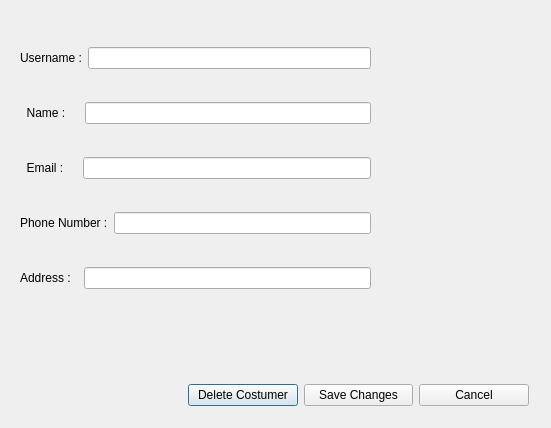
Old version of the form AP/edit_costumer_dialog.ui in the repository AP-projects-4001/Guys.
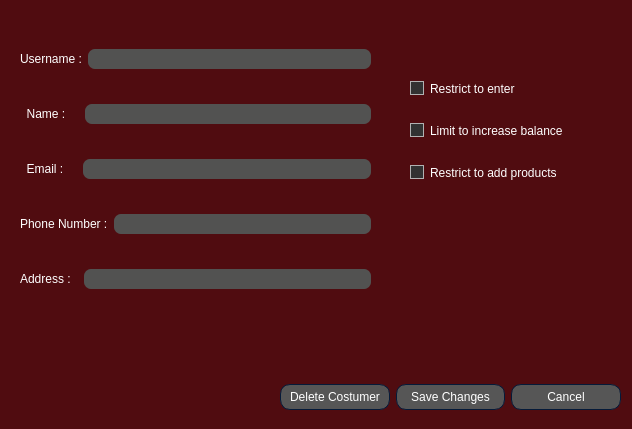
New version of the form. Icons and pictures are not drawn.

```diff
--- a/AP/edit_costumer_dialog.ui
+++ b/AP/edit_costumer_dialog.ui
@@ -6,8 +6,8 @@
    <rect>
     <x>0</x>
     <y>0</y>
-    <width>551</width>
-    <height>428</height>
+    <width>632</width>
+    <height>429</height>
    </rect>
   </property>
   <property name="minimumSize">
@@ -18,13 +18,718 @@
   </property>
   <property name="maximumSize">
    <size>
-    <width>551</width>
-    <height>428</height>
+    <width>16777215</width>
+    <height>16777215</height>
    </size>
   </property>
   <property name="windowTitle">
    <string>Dialog</string>
   </property>
+  <property name="styleSheet">
+   <string notr="true">
+QWidget
+{
+	background-color: #500c10;
+	color: #ffffff;
+	border-color: #051a39;
+
+}
+
+
+QLabel
+{
+	background-color: transparent;
+	color: #ffffff;
+
+}
+
+
+QToolTip
+{
+	border : 1px solid #500c10;
+	background-color: #26264f;
+	color: #ffffff;
+	border-color: #051a39;
+
+}
+QPushButton
+{
+	background-color: #565656;
+	color: #ffffff;
+	border-style: solid;
+	border-width: 1px;
+	border-radius: 10px;
+	border-color: #051a39;
+	padding: 5px;
+
+}
+
+
+QPushButton::disabled
+{
+	background-color: #404040;
+	color: #656565;
+	border-color: #051a39;
+
+}
+
+
+QPushButton::hover
+{
+	background-color: #8399ff;
+	color: #ffffff;
+	border-style: solid;
+	border-width: 1px;
+	border-radius: 10px;
+	border-color: #051a39;
+	padding: 5px;
+}
+
+
+QPushButton::pressed
+{
+	background-color: #4969ff;
+	color: #ffffff;
+	border-style: solid;
+	border-width: 1px;
+	border-radius: 10px;
+	border-color: #051a39;
+	padding: 5px;
+
+}
+
+QComboBox
+{
+    background-color: #565656;
+    border: 1px solid;
+    border-radius: 3px;
+    padding-left: 6px;
+    color: #ffffff;
+    height: 20px;
+
+}
+
+
+QComboBox::disabled
+{
+	background-color: #404040;
+	color: #656565;
+	border-color: #051a39;
+
+}
+
+
+QComboBox:hover
+{
+    background-color: #8399ff;
+}
+
+
+QComboBox:on
+{
+    background-color: #4969ff;
+
+}
+
+
+QComboBox QAbstractItemView
+{
+    background-color: #383838;
+    color: #ffffff;
+    border: 1px solid black;
+    selection-background-color: #4969ff;
+    selection-color: #ffffff;
+    outline: 0;
+
+}
+
+QComboBox::drop-down
+{
+    subcontrol-origin: padding;
+    subcontrol-position: top right;
+    width: 15px;
+    border-left-width: 0px;
+    border-left-color: darkgray;
+    border-left-style: solid; 
+    border-top-right-radius: 3px; 
+    border-bottom-right-radius: 3px;
+
+}
+
+
+QComboBox::down-arrow
+{
+    image: url(://arrow-down.png);
+    width: 8px;
+    height: 8px;
+}
+
+
+QSpinBox
+{
+	background-color: #525251;
+	color: #ffffff;
+	border: 1px solid #051a39;
+	border-radius: 3px;
+	padding : 2px;
+}
+
+QLineEdit
+{
+	background-color: #525251;
+	color: #ffffff;
+	border-width: 1px;
+	border-radius: 7px;
+	border-color: #051a39;
+	padding: 2px;
+
+}
+
+QLineEdit::disabled
+{
+	background-color: #404040;
+	color: #656565;
+	border-width: 1px;
+	border-radius: 7px;
+	border-color: #051a39;
+	padding: 2px;
+
+}
+
+QTextEdit
+{
+	background-color: #ffffff;
+	color: #010201;
+	border-color: #051a39;
+
+}
+
+
+QTextEdit::disabled
+{
+	background-color: #404040;
+	color: #656565;
+	border-color: #051a39;
+
+}
+
+QCheckBox::indicator
+{
+    color: #b1b1b1;
+    background-color: #323232;
+    border: 1px solid #b1b1b1;
+    width: 12px;
+    height: 12px;
+
+}
+
+
+QCheckBox::indicator:checked
+{
+    image:url(://checkbox.png);
+    border: 1px solid #565656;
+
+}
+
+
+QCheckBox::disabled
+{
+	color: #656565;
+
+}
+
+
+QCheckBox::indicator:disabled
+{
+	background-color: #656565;
+	color: #656565;
+    border: 1px solid #656565;
+
+}
+
+
+QRadioButton::indicator::unchecked
+{ 
+	border: 2px inset gray; 
+	border-radius: 5px; 
+	background-color:  #fff;
+	width: 9px; 
+	height: 9px; 
+
+}
+
+
+QRadioButton::indicator::unchecked:hover
+{ 
+	border: 2px solid #565656; 
+	border-radius: 5px; 
+	background-color:  #fff;
+	width: 9px; 
+	height: 9px; 
+
+}
+
+
+QRadioButton::indicator::checked
+{ 
+	border: 2px inset darkgray; 
+	border-radius: 5px; 
+	background-color: #4969ff; 
+	width: 9px; 
+	height: 9px; 
+
+}
+
+
+QRadioButton::disabled
+{
+	color: #656565;
+
+}
+
+
+QRadioButton::indicator:disabled
+{
+	background-color: #656565;
+	color: #656565;
+    border: 2px solid #656565;
+
+}
+
+
+QTableView
+{
+    background-color: #242526;
+    border: 1px solid #32414B;
+    color: #f0f0f0;
+    gridline-color: #8faaff;
+    outline : 0;
+
+}
+
+
+QTableView::disabled
+{
+    background-color: #242526;
+    border: 1px solid #32414B;
+    color: #656565;
+    gridline-color: #656565;
+    outline : 0;
+
+}
+
+
+QTableView::item:hover 
+{
+    background-color: #26264f;
+    color: #f0f0f0;
+
+}
+
+
+QTableView::item:selected 
+{
+    background-color: #1a1b1c;
+    border: 2px solid #4969ff;
+    color: #F0F0F0;
+
+}
+
+
+QTableView::item:selected:disabled
+{
+    background-color: #1a1b1c;
+    border: 2px solid #525251;
+    color: #656565;
+
+}
+
+
+QTableCornerButton::section
+{
+    background-color: #505050;
+    color: #fff;
+
+}
+
+
+QHeaderView::section
+{
+    background-color: #525251;
+    color: #fff;
+    text-align: left;
+	padding: 4px;
+	
+}
+
+
+QHeaderView::section:disabled
+{
+    background-color: #525251;
+    color: #656565;
+
+}
+
+
+
+
+
+
+QHeaderView::section::vertical::first,
+QHeaderView::section::vertical::only-one
+{
+    border-top: 1px solid #353635;
+
+}
+
+
+QHeaderView::section::vertical
+{
+    border-top: 1px solid #353635;
+
+}
+
+
+QHeaderView::section::horizontal::first,
+QHeaderView::section::horizontal::only-one
+{
+    border-left: 1px solid #353635;
+
+}
+
+
+QHeaderView::section::horizontal
+{
+    border-left: 1px solid #353635;
+
+}
+
+
+QTabBar::tab
+{
+	background-color: #262626;
+	color: #ffffff;
+	border-style: solid;
+	border-width: 1px;
+	border-top-left-radius: 3px;
+	border-top-right-radius: 3px;
+	border-color: #051a39;
+	padding: 5px;
+
+}
+
+
+QTabBar::tab:disabled
+{
+	background-color: #656565;
+	color: #656565;
+}
+
+
+QTabWidget::pane 
+{
+	background-color: #262626;
+	color: #ffffff;
+    border: 1px solid;
+    border-color: #565656;
+
+}
+
+
+QTabBar::tab:selected
+{
+    background-color: #565656;
+	color: #ffffff;
+	border-style: solid;
+	border-width: 1px;
+	border-top-left-radius: 3px;
+	border-top-right-radius: 3px;
+	border-color: #051a39;
+	padding: 5px;
+
+}
+
+
+QTabBar::tab:selected:disabled
+{
+	background-color: #404040;
+	color: #656565;
+
+}
+
+
+QTabBar::tab:!selected 
+{
+    background-color: #262626;
+
+}
+
+
+QTabBar::tab:!selected:hover 
+{
+    background-color: #8399ff;
+
+}
+
+
+QTabBar::tab:top:!selected 
+{
+    margin-top: 3px;
+
+}
+
+
+QTabBar::tab:bottom:!selected 
+{
+    margin-bottom: 3px;
+
+}
+
+
+QTabBar::tab:top, QTabBar::tab:bottom 
+{
+    min-width: 8ex;
+    margin-right: -1px;
+    padding: 5px 10px 5px 10px;
+
+}
+
+
+QTabBar::tab:top:selected 
+{
+    border-bottom-color: none;
+
+}
+
+
+QTabBar::tab:bottom:selected 
+{
+    border-top-color: none;
+
+}
+
+
+QTabBar::tab:top:last, QTabBar::tab:bottom:last,
+QTabBar::tab:top:only-one, QTabBar::tab:bottom:only-one 
+{
+    margin-right: 0;
+
+}
+
+
+QTabBar::tab:left:!selected 
+{
+    margin-right: 3px;
+
+}
+
+
+QTabBar::tab:right:!selected
+{
+    margin-left: 3px;
+
+}
+
+
+QTabBar::tab:left, QTabBar::tab:right 
+{
+    min-height: 8ex;
+    margin-bottom: -1px;
+    padding: 10px 5px 10px 5px;
+
+}
+
+
+QTabBar::tab:left:selected 
+{
+    border-left-color: none;
+
+}
+
+
+QTabBar::tab:right:selected 
+{
+    border-right-color: none;
+
+}
+
+
+QTabBar::tab:left:last, QTabBar::tab:right:last,
+QTabBar::tab:left:only-one, QTabBar::tab:right:only-one 
+{
+    margin-bottom: 0;
+
+}
+
+
+QScrollBar:horizontal
+{
+    border: 1px solid #222222;
+    background-color: #3d3d3d;
+    height: 13px;
+    margin: 0px 16px 0 16px;
+
+}
+
+
+QScrollBar::handle:horizontal
+{
+    background: #565656;
+    min-height: 20px;
+
+}
+
+
+QScrollBar::add-line:horizontal
+{
+    border: 1px solid #1b1b19;
+    background-color: #565656;
+    width: 14px;
+    subcontrol-position: right;
+    subcontrol-origin: margin;
+
+}
+
+
+QScrollBar::sub-line:horizontal
+{
+    border: 1px solid #1b1b19;
+    background-color: #565656;
+    width: 14px;
+    subcontrol-position: left;
+    subcontrol-origin: margin;
+
+}
+
+
+QScrollBar::right-arrow:horizontal
+{
+    width: 6px;
+    height: 6px;
+
+}
+
+
+QScrollBar::left-arrow:horizontal
+{
+    width: 6px;
+    height: 6px;
+
+}
+
+
+QScrollBar::add-page:horizontal, QScrollBar::sub-page:horizontal
+{
+    background: none;
+
+}
+
+
+QScrollBar:vertical
+{
+    background-color: #3d3d3d;
+    width: 13px;
+    margin: 16px 0 16px 0;
+    border: 1px solid #222222;
+
+}
+
+
+QScrollBar::handle:vertical
+{
+    background-color: #565656;
+    min-height: 20px;
+
+}
+
+
+QScrollBar::add-line:vertical
+{
+    border: 1px solid #1b1b19;
+    background-color: #565656;
+    height: 14px;
+    subcontrol-position: bottom;
+    subcontrol-origin: margin;
+
+}
+
+
+QScrollBar::sub-line:vertical
+{
+    border: 1px solid #1b1b19;
+    background-color: #565656;
+    height: 14px;
+    subcontrol-position: top;
+    subcontrol-origin: margin;
+
+}
+
+
+QScrollBar::up-arrow:vertical
+{
+    width: 6px;
+    height: 6px;
+
+}
+
+
+QScrollBar::down-arrow:vertical
+{
+    width: 6px;
+    height: 6px;
+
+}
+
+
+QScrollBar::add-page:vertical, QScrollBar::sub-page:vertical
+{
+    background: none;
+
+}
+
+QStatusBar
+{
+	background-color: #565656;
+	color: #ffffff;
+	border-color: #051a39;
+
+}
+
+QCheckBox:disabled
+{
+color: #414141;
+}
+
+QCheckBox::indicator{
+    color: #b1b1b1;
+    background-color: #323232;
+    border: 1px solid #b1b1b1;
+    width:  12px;
+    height:  12px;
+}
+
+QRadioButton::indicator
+{
+    border-radius: 6px;
+}
+
+QCheckBox::indicator:hover
+{
+    border: 1px solid #8399ff;
+}
+
+QCheckBox::indicator:checked
+{
+	border-image: url(:/included_images/Check_mark.png) 0 0 0 0 stretch stretch;
+	background-color: #ffffff;
+}
+
+QCheckBox::indicator:disabled
+{
+    border: 1px solid #444;
+}
+</string>
+  </property>
   <widget class="QWidget" name="layoutWidget">
    <property name="geometry">
     <rect>
@@ -118,10 +823,10 @@
   <widget class="QWidget" name="layoutWidget">
    <property name="geometry">
     <rect>
-     <x>188</x>
+     <x>280</x>
      <y>380</y>
      <width>341</width>
-     <height>31</height>
+     <height>34</height>
     </rect>
    </property>
    <layout class="QHBoxLayout" name="horizontalLayout_6">
@@ -148,6 +853,39 @@
     </item>
    </layout>
   </widget>
+  <widget class="QWidget" name="">
+   <property name="geometry">
+    <rect>
+     <x>410</x>
+     <y>60</y>
+     <width>211</width>
+     <height>141</height>
+    </rect>
+   </property>
+   <layout class="QVBoxLayout" name="verticalLayout_2">
+    <item>
+     <widget class="QCheckBox" name="checkBox_enter_limit">
+      <property name="text">
+       <string>Restrict to enter</string>
+      </property>
+     </widget>
+    </item>
+    <item>
+     <widget class="QCheckBox" name="checkBox_balance_limit">
+      <property name="text">
+       <string>Limit to increase balance</string>
+      </property>
+     </widget>
+    </item>
+    <item>
+     <widget class="QCheckBox" name="checkBox_add_product">
+      <property name="text">
+       <string>Restrict to add products</string>
+      </property>
+     </widget>
+    </item>
+   </layout>
+  </widget>
  </widget>
  <resources/>
  <connections/>
```
